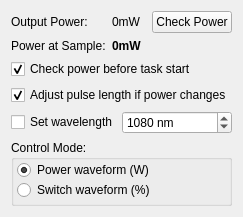
This is acq4/devices/Laser/taskTemplate.ui in acq4/acq4 as Qt 5 draws it before an edit. The edited form follows.
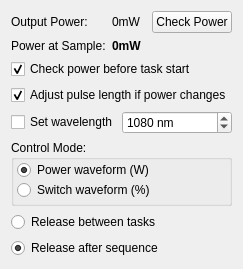
This is the edited form.

Commit message: added possibility to keep shutter open during sequence in LasterTaskGui

What changed in the file:
```diff
--- a/acq4/devices/Laser/taskTemplate.ui
+++ b/acq4/devices/Laser/taskTemplate.ui
@@ -7,7 +7,7 @@
     <x>0</x>
     <y>0</y>
     <width>218</width>
-    <height>190</height>
+    <height>236</height>
    </rect>
   </property>
   <property name="windowTitle">
@@ -163,6 +163,29 @@
      </property>
     </widget>
    </item>
+   <item row="6" column="0" colspan="3">
+    <widget class="QRadioButton" name="releaseBetweenTasks">
+     <property name="text">
+      <string>Release between tasks</string>
+     </property>
+     <attribute name="buttonGroup">
+      <string notr="true">releaseButtonGroup</string>
+     </attribute>
+    </widget>
+   </item>
+   <item row="7" column="0" colspan="3">
+    <widget class="QRadioButton" name="releaseAfterSequence">
+     <property name="text">
+      <string>Release after sequence</string>
+     </property>
+     <property name="checked">
+      <bool>true</bool>
+     </property>
+     <attribute name="buttonGroup">
+      <string notr="true">releaseButtonGroup</string>
+     </attribute>
+    </widget>
+   </item>
   </layout>
  </widget>
  <resources/>
```
Left out of the diff: 164 changed lines with no effect on the pictures. The commit also changes 4 other files.
